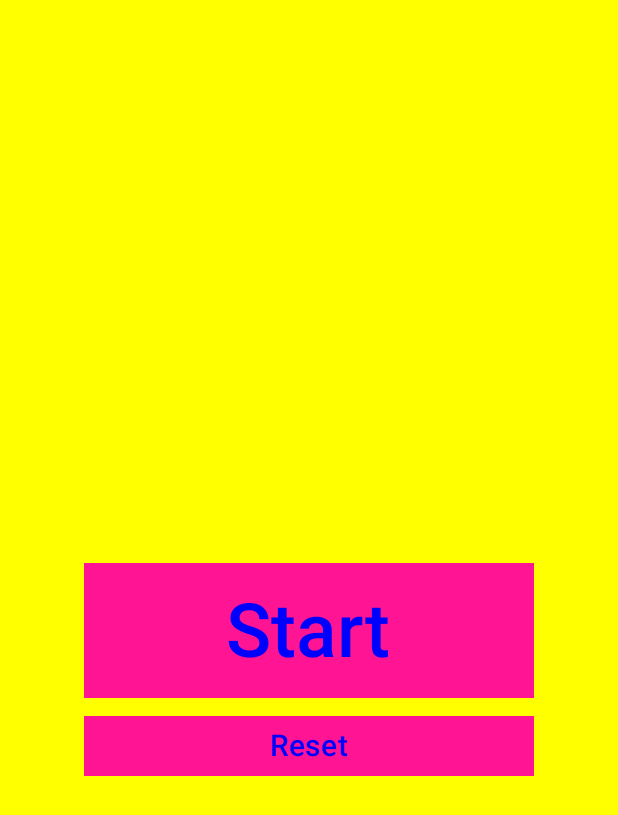
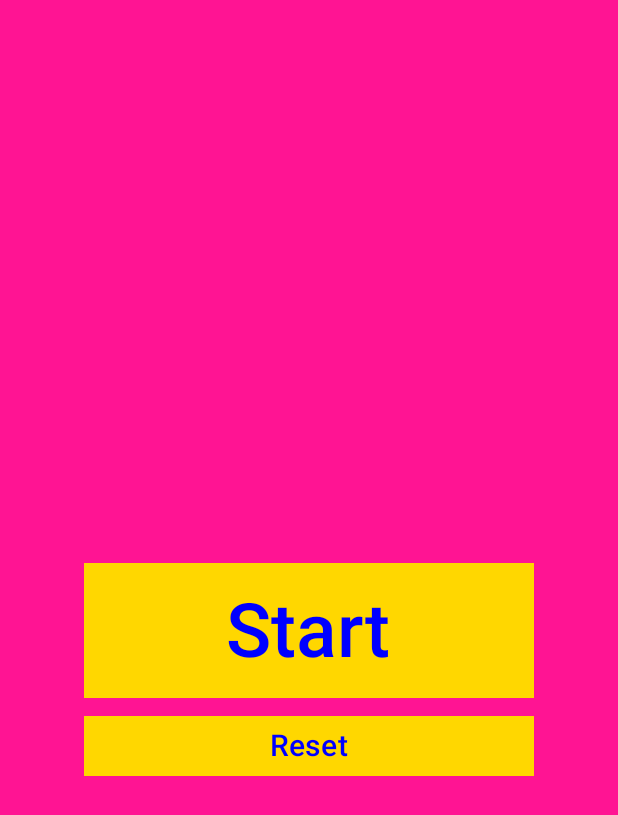
Before and after one commit to 1aksn/DJTimer, an Android app built with Jetpack Compose: the TimerCountScreen screen opened through its navigation route, on a phone screen of 412 x 824 dp. Shown: the top 815 px of the screen. Run offline under Robolectric (Android 15) with nearby library versions, the phone set to English and light mode, and no system bars; our stand-ins replace Dagger/Hilt's generated code.

Commit message:
各color変更

```diff
--- a/app/src/main/java/com/example/djtimer/ui/DoneScreen.kt
+++ b/app/src/main/java/com/example/djtimer/ui/DoneScreen.kt
@@ -34,7 +34,7 @@ fun DoneScreen(navController: NavController) {
                 }
             },
                 colors = ButtonDefaults.buttonColors(
-                    containerColor = Color(0xFFFF1493),  // 背景色
+                    containerColor = Color(0xFFFFD700),  // 背景色
                     contentColor = Color.Blue       // 文字色
                 ),
                 shape = RoundedCornerShape(0.dp),
--- a/app/src/main/java/com/example/djtimer/ui/InputTimeScreen.kt
+++ b/app/src/main/java/com/example/djtimer/ui/InputTimeScreen.kt
@@ -155,12 +155,12 @@ fun InputTimeScreen(navController: NavController) {
                     .width(300.dp)   // 横幅を広げる
                     .height(60.dp)  ,
                 colors = TextFieldDefaults.outlinedTextFieldColors(
-                    focusedLabelColor = Color(0xFFFF1493),
-                    unfocusedLabelColor = Color(0xFFFF1493),
+                    focusedLabelColor = Color(0xFFFFD700),
+                    unfocusedLabelColor = Color(0xFFFFD700),
                     focusedTextColor = Color.White,
                     unfocusedTextColor = Color.White,
-                    focusedBorderColor = Color(0xFFFF1493),
-                    unfocusedBorderColor = Color(0xFFFF1493),// ← 入力文字の色を指定
+                    focusedBorderColor = Color(0xFFFFD700),
+                    unfocusedBorderColor = Color(0xFFFFD700),// ← 入力文字の色を指定
                 ),
                 textStyle = TextStyle(fontSize = 20.sp),
             )
@@ -183,7 +183,7 @@ fun InputTimeScreen(navController: NavController) {
                     Button(
                         onClick = { viewModel.reset() },
                         colors = ButtonDefaults.buttonColors(
-                            containerColor = Color(0xFFFF1493),  // 背景色
+                            containerColor = Color(0xFFFFD700),  // 背景色
                             contentColor = Color.Blue       // 文字色
                         ),
                         shape = RoundedCornerShape(0.dp),
@@ -211,7 +211,7 @@ fun InputTimeScreen(navController: NavController) {
                                 }
                             },
                             colors = ButtonDefaults.buttonColors(
-                                containerColor = Color(0xFFFF1493),  // 背景色
+                                containerColor = Color(0xFFFFD700),  // 背景色
                                 contentColor = Color.Blue       // 文字色
                             ),
                             shape = RoundedCornerShape(0.dp),
--- a/app/src/main/java/com/example/djtimer/ui/TimePickerRow.kt
+++ b/app/src/main/java/com/example/djtimer/ui/TimePickerRow.kt
@@ -51,13 +51,13 @@ fun TimePickerRow(
     Column( horizontalAlignment = Alignment.Start,) {
         Text(
             text = label,
-            color = Color(0xFFFF1493))
+            color = Color(0xFFFFD700))
         Spacer(modifier = Modifier.height(8.dp))
         Button(
             onClick = { showDialog = true },
             enabled = enabled,
             colors = ButtonDefaults.buttonColors(
-                containerColor = Color(0xFFFF1493),  // 背景色
+                containerColor = Color(0xFFFFD700),  // 背景色
                 contentColor = Color.Blue       // 文字色
             ),
             shape = RoundedCornerShape(0.dp),  // 四角
--- a/app/src/main/java/com/example/djtimer/ui/TimerCountScreen.kt
+++ b/app/src/main/java/com/example/djtimer/ui/TimerCountScreen.kt
@@ -110,7 +110,7 @@ fun TimerCountScreen(navController: NavController, backStackEntry: NavBackStackE
                 .fillMaxWidth()
                 .height(pinkHeightDp)
                 .align(Alignment.BottomStart)
-                .background(Color.Yellow) // ピンク
+                .background(Color(0xFFFF1493)) // ピンク
         )
 
         val density = LocalDensity.current
@@ -190,7 +190,7 @@ fun StartStopButton(viewModel: DJTimerViewModel) {
             else viewModel.startTimer()
         },
         colors = ButtonDefaults.buttonColors(
-            containerColor = Color(0xFFFF1493),  // 背景色
+            containerColor = Color(0xFFFFD700),  // 背景色
             contentColor = Color.Blue       // 文字色
         ),
         shape = RoundedCornerShape(0.dp),
@@ -212,7 +212,7 @@ fun ResetButton(navController: NavController, viewModel: DJTimerViewModel) {
             }
         },
         colors = ButtonDefaults.buttonColors(
-            containerColor = Color(0xFFFF1493),  // 背景色
+            containerColor = Color(0xFFFFD700),  // 背景色
             contentColor = Color.Blue       // 文字色
         ),
         shape = RoundedCornerShape(0.dp),
```
